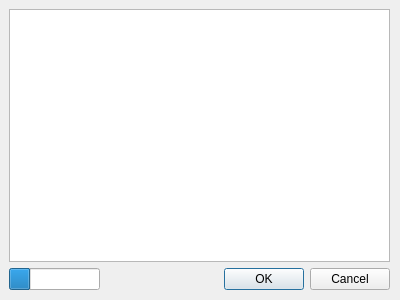
Artalus/jenot, file src/jenot/qt/ui/window.ui: the form before one commit.
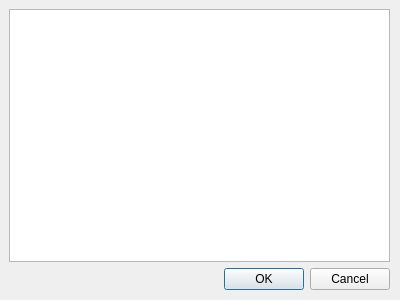
The form after the commit.

Commit message: fix #7 automatically paste on opening url window

What changed in the file:
```diff
--- a/src/jenot/qt/ui/window.ui
+++ b/src/jenot/qt/ui/window.ui
@@ -39,19 +39,6 @@
       </property>
      </widget>
     </item>
-    <item row="1" column="0">
-     <widget class="QProgressBar" name="progressBar">
-      <property name="value">
-       <number>24</number>
-      </property>
-      <property name="textVisible">
-       <bool>false</bool>
-      </property>
-      <property name="invertedAppearance">
-       <bool>false</bool>
-      </property>
-     </widget>
-    </item>
    </layout>
   </widget>
  </widget>
```
The commit also changes 1 other file.
